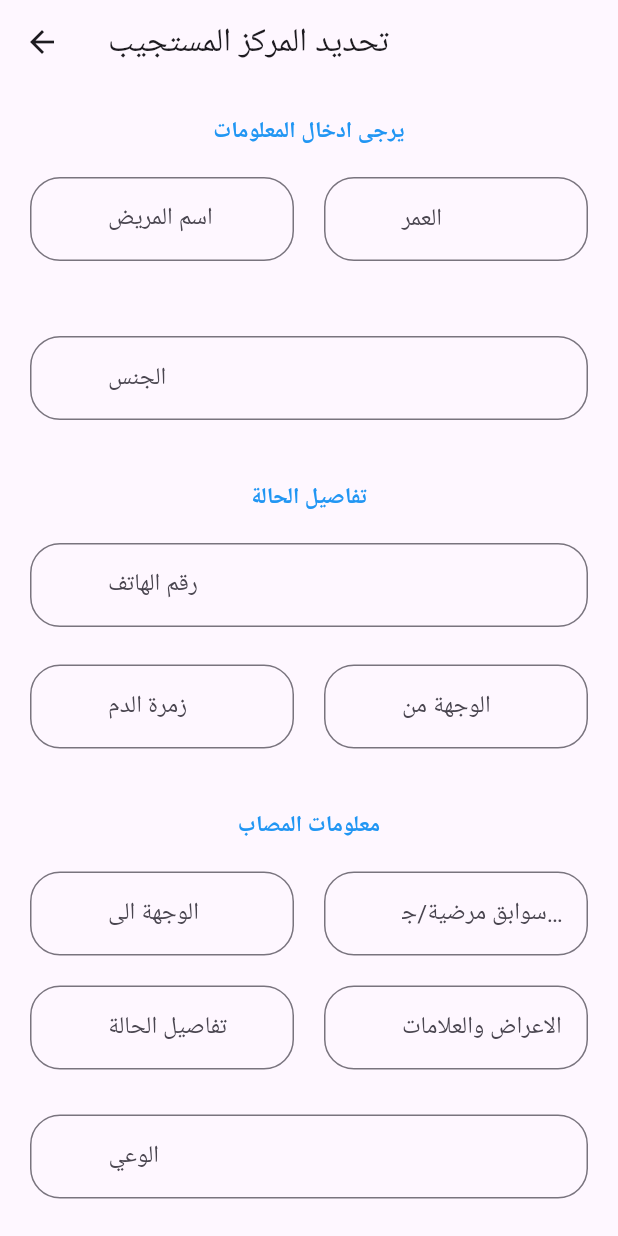
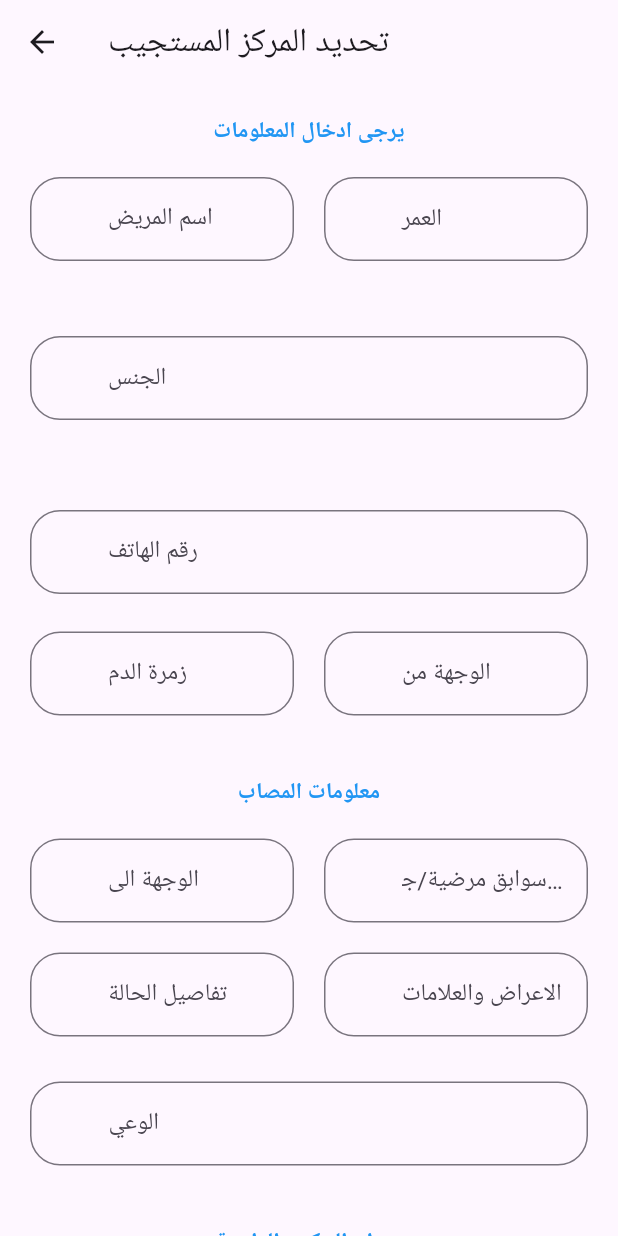
Before and after one commit to ali-abdalkader553/first-aids-app, a Flutter app: the patientinfo screen opened directly with empty values, on a phone screen of 412 x 824 dp. Run offline on Flutter 3.47's test engine with Material 3 defaults, Android fonts, the phone set to English and light mode, and no system bars; our stand-ins replace awesome_dialog, cloud_firestore, dash_chat_2, dio, firebase_auth, firebase_core and 3 more; missing offline and left inert: chat_gpt_sdk; accounts and stored records are empty.

Commit message:
simple edits in data type of text filed

```diff
--- a/lib/main.dart
+++ b/lib/main.dart
@@ -13,7 +13,9 @@ import 'package:first_aids_app_pro1/screens/Center_Official/Co_Home.dart';
 import 'package:first_aids_app_pro1/screens/Operations_Room/Add_Or_Information.dart';
 import 'package:first_aids_app_pro1/screens/Operations_Room/OR_Add_Mission.dart';
 import 'package:first_aids_app_pro1/screens/Operations_Room/Or_Choose_Center.dart';
+import 'package:first_aids_app_pro1/screens/Operations_Room/Or_Home.dart';
 import 'package:first_aids_app_pro1/screens/Team_Leader/Patient_info.dart';
+import 'package:first_aids_app_pro1/screens/Team_Leader/TL_Home.dart';
 import 'package:first_aids_app_pro1/screens/User/HomePage.dart';
 import 'package:flutter/material.dart';
 
@@ -41,7 +43,7 @@ class MyApp extends StatelessWidget {
   Widget build(BuildContext context) {
     return MaterialApp(
       debugShowCheckedModeBanner: false,
-      home: HomePage(),
+      home: TlHomescreen(),
       routes: {
         "addfirstaid": (context) => Add_First_Aids(),
         "addnumber": (context) => Add_Number(),
--- a/lib/screens/Center_Official/Co_Approve_Incomimg_Missions.dart
+++ b/lib/screens/Center_Official/Co_Approve_Incomimg_Missions.dart
@@ -126,7 +126,7 @@ class _CoapproveIncMissInformation extends State<CoapproveIncMissInformation> {
                           FirebaseFirestore.instance
                               .collection("mission-information")
                               .doc(widget.docId)
-                              .update({'status': 'acceptedByCO'});
+                              .update({'status': 'accepted'});
                         },
                         child: Text('قبول'),
                       ),
--- a/lib/screens/Team_Leader/Patient_info.dart
+++ b/lib/screens/Team_Leader/Patient_info.dart
@@ -170,7 +170,7 @@ class _patientinfo extends State<patientinfo> {
                 ),
                 buildTextFormFiled(
                   onTap: () {},
-                  text: TextInputType.number,
+                  text: TextInputType.text,
                   label: 'الجنس',
                   validat: (String value) {
                     if (value.isEmpty) {
@@ -185,20 +185,12 @@ class _patientinfo extends State<patientinfo> {
                 ),
                 Column(
                   children: [
-                    Text(
-                      'تفاصيل الحالة',
-                      style: TextStyle(
-                        fontSize: 15.0,
-                        fontWeight: FontWeight.w600,
-                        color: Colors.blue,
-                      ),
-                    ),
                     SizedBox(
                       height: 20.0,
                     ),
                     buildTextFormFiled(
                       onTap: () {},
-                      text: TextInputType.text,
+                      text: TextInputType.number,
                       label: 'رقم الهاتف',
                       validat: (String value) {
                         if (value.isEmpty) {
@@ -307,7 +299,7 @@ class _patientinfo extends State<patientinfo> {
                         Expanded(
                           child: buildTextFormFiled(
                             onTap: () {},
-                            text: TextInputType.number,
+                            text: TextInputType.text,
                             label: 'تفاصيل الحالة',
                             validat: (String value) {
                               if (value.isEmpty) {
@@ -324,7 +316,7 @@ class _patientinfo extends State<patientinfo> {
                         Expanded(
                           child: buildTextFormFiled(
                             onTap: () {},
-                            text: TextInputType.number,
+                            text: TextInputType.text,
                             label: 'الاعراض والعلامات',
                             validat: (String value) {
                               if (value.isEmpty) {
```
Also changed, not shown: lib/screens/User/StateOfExplanations.dart (+5 -5 lines), lib/screens/User/UserInformation.dart (+7 -0 lines), pubspec.lock.
